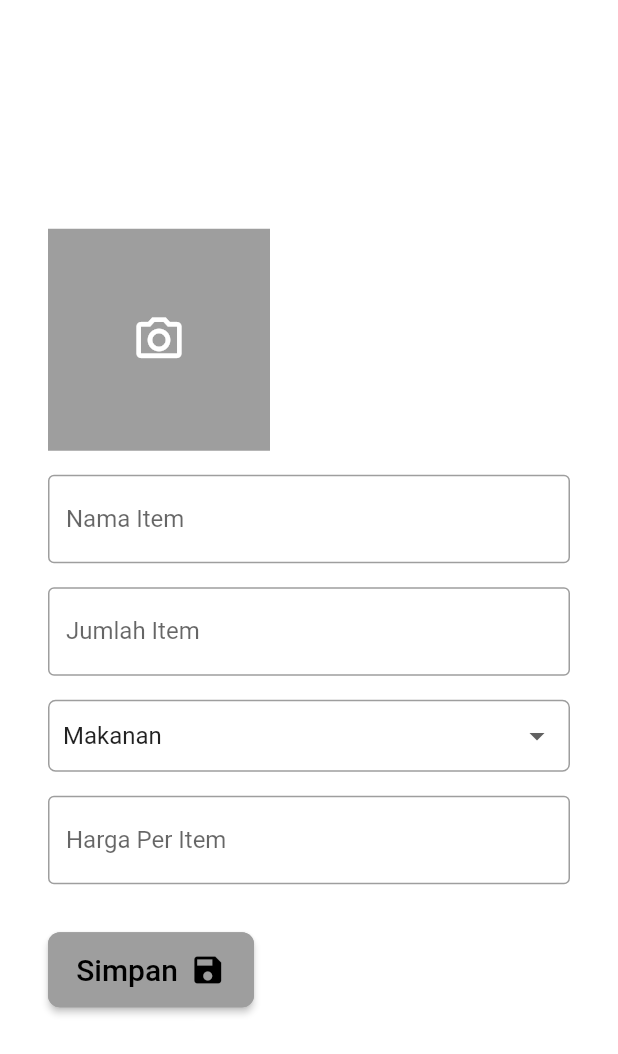
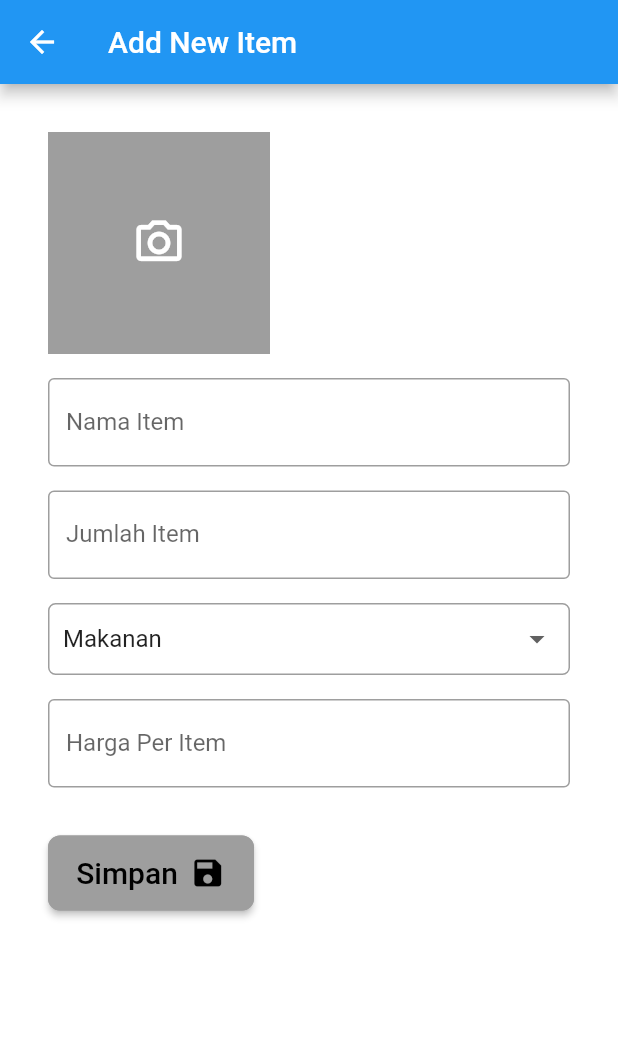
Before and after one commit to hafizhfr/stock_management_flutter, a Flutter app: the screen it shows after launch, after a tap on the "add circle outline" icon, on a phone screen of 412 x 824 dp. Shown: the top 1054 px of the screen. Run offline on Flutter 3.47's test engine with Material 2 defaults, Android fonts, the phone set to English and light mode, and no system bars; our stand-ins replace firebase_auth, firebase_core, image_picker; accounts and stored records are empty.

Commit message:
clean code, add package, card widget, dropdown widget, and all item screen

```diff
--- a/lib/main.dart
+++ b/lib/main.dart
@@ -1,9 +1,9 @@
 import 'package:firebase_core/firebase_core.dart';
 import 'package:flutter/material.dart';
-import 'package:stock_management_flutter/widgets/dashboard_screen.dart';
-import 'package:stock_management_flutter/widgets/history.dart';
-import 'package:stock_management_flutter/widgets/login_screen.dart';
-import 'package:stock_management_flutter/widgets/register_screen.dart';
+import 'package:stock_management_flutter/page/dashboard_screen.dart';
+import 'package:stock_management_flutter/page/history.dart';
+import 'package:stock_management_flutter/page/login_screen.dart';
+import 'package:stock_management_flutter/page/register_screen.dart';
 
 void main() async {
   WidgetsFlutterBinding.ensureInitialized();
@@ -36,7 +36,7 @@ class MyHomePage extends StatefulWidget {
 
 class _MyHomePageState extends State<MyHomePage> {
   int currentIndex = 0;
-  final screens = [DashBoardScreen(), HistoryScreen(), LoginScreen()];
+  final screens = [DashBoardScreen(), HistoryScreen(), RegisterScreen()];
   @override
   Widget build(BuildContext context) {
     return Scaffold(
@@ -46,25 +46,23 @@ class _MyHomePageState extends State<MyHomePage> {
         currentIndex: 0,
         showSelectedLabels: false,
         showUnselectedLabels: false,
+        iconSize: 36,
         items: [
           BottomNavigationBarItem(
               icon: new Icon(
                 Icons.home,
-                size: 36,
                 color: Colors.amber,
               ),
               label: "Home"),
           BottomNavigationBarItem(
               icon: new Icon(
                 Icons.history,
-                size: 36,
                 color: Colors.amber,
               ),
               label: "History"),
           BottomNavigationBarItem(
               icon: new Icon(
                 Icons.account_circle_rounded,
-                size: 36,
                 color: Colors.amber,
               ),
               label: "Profile")
--- a/lib/widgets/add_item_screen.dart
+++ b/lib/page/add_item_screen.dart
@@ -3,7 +3,8 @@ import 'dart:io';
 import 'package:flutter/cupertino.dart';
 import 'package:flutter/material.dart';
 import 'package:image_picker/image_picker.dart';
-import 'package:stock_management_flutter/widgets/dashboard_screen.dart';
+import 'package:stock_management_flutter/page/dashboard_screen.dart';
+import 'package:stock_management_flutter/widgets/dropdown_widget.dart';
 
 class AddItemScreen extends StatefulWidget {
   @override
@@ -12,7 +13,6 @@ class AddItemScreen extends StatefulWidget {
 
 class _AddItemScreen extends State<AddItemScreen> {
   File _image;
-  String _dropDownValue = "Makanan";
   final itemNameController = TextEditingController();
   final itemCountController = TextEditingController();
   final itemPriceController = TextEditingController();
@@ -24,6 +24,9 @@ class _AddItemScreen extends State<AddItemScreen> {
     final double itemWidth = size.width;
 
     return Scaffold(
+        appBar: AppBar(
+          title: Text("Add New Item"),
+        ),
         resizeToAvoidBottomInset: false,
         backgroundColor: Colors.white,
         body: SafeArea(
@@ -31,7 +34,7 @@ class _AddItemScreen extends State<AddItemScreen> {
             padding: const EdgeInsets.all(32),
             child: Column(
               crossAxisAlignment: CrossAxisAlignment.start,
-              mainAxisAlignment: MainAxisAlignment.center,
+              mainAxisAlignment: MainAxisAlignment.start,
               children: <Widget>[
                 Flexible(
                   flex: 3,
@@ -72,61 +75,7 @@ class _AddItemScreen extends State<AddItemScreen> {
                 SizedBox(
                   height: 16,
                 ),
-                Flexible(
-                    child: Container(
-                  child: InputDecorator(
-                    decoration: InputDecoration(
-                      border: OutlineInputBorder(borderRadius: BorderRadius.circular(5.0)),
-                      contentPadding: EdgeInsets.all(10),
-                    ),
-                    child: DropdownButtonHideUnderline(
-                      child: DropdownButton<String>(
-                        value: _dropDownValue,
-                        isDense: true,
-                        isExpanded: true,
-                        items: [
-                          DropdownMenuItem(
-                            child: Text("Makanan"),
-                            value: "Makanan",
-                          ),
-                          DropdownMenuItem(
-                            child: Text("Alat Tulis"),
-                            value: "Alat Tulis",
-                          ),
-                          DropdownMenuItem(
-                            child: Text("Pakaian"),
-                            value: "Pakaian",
-                          ),
-                          DropdownMenuItem(
-                            child: Text("Minuman"),
-                            value: "Minuman",
-                          ),
-                          DropdownMenuItem(
-                            child: Text("Obat-obatan"),
-                            value: "Obat-obatan",
-                          ),
-                          DropdownMenuItem(
-                            child: Text("Peralatan Mandi"),
-                            value: "Peralatan Mandi",
-                          ),
-                          DropdownMenuItem(
-                            child: Text("Keperluan Bayi"),
-                            value: "Keperluan Bayi",
-                          ),
-                          DropdownMenuItem(
-                            child: Text("Lain-lain"),
-                            value: "Dan lain-lain",
-                          )
-                        ],
-                        onChanged: (newValue) {
-                          _dropDownValue = newValue;
-                          setState(() {
-                          });
-                        },
-                      ),
-                    ),
-                  ),
-                )),
+                Flexible(child: dropDown()),
                 SizedBox(
                   height: 8,
                 ),
@@ -205,4 +154,6 @@ class _AddItemScreen extends State<AddItemScreen> {
     itemPriceController.dispose();
     super.dispose();
   }
+
+  Widget dropDown() => DropDownWidget();
 }
--- a/lib/widgets/dashboard_screen.dart
+++ b/lib/page/dashboard_screen.dart
@@ -1,8 +1,10 @@
 import 'package:flutter/cupertino.dart';
 import 'package:flutter/material.dart';
-import 'package:stock_management_flutter/widgets/add_item_screen.dart';
-import 'package:stock_management_flutter/widgets/login_screen.dart';
-import 'package:stock_management_flutter/widgets/register_screen.dart';
+import 'package:stock_management_flutter/page/add_item_screen.dart';
+import 'package:stock_management_flutter/page/all_item_screen.dart';
+import 'package:stock_management_flutter/page/login_screen.dart';
+import 'package:stock_management_flutter/page/register_screen.dart';
+import 'package:stock_management_flutter/widgets/card_product_widget.dart';
 
 var fontFamily = 'Poppins';
 Color a = Color(0xff25C266);
@@ -228,7 +230,7 @@ class DashboardScreenMobile extends StatelessWidget {
                                         alignment: Alignment.center,
                                         onPressed: () {}),
                                     Text(
-                                      "Add Item",
+                                      "Sell",
                                       style: TextStyle(fontSize: 16),
                                     )
                                   ],
@@ -257,7 +259,7 @@ class DashboardScreenMobile extends StatelessWidget {
                                         alignment: Alignment.center,
                                         onPressed: () {}),
                                     Text(
-                                      "Add Item",
+                                      "Low Stock",
                                       style: TextStyle(fontSize: 16),
                                     )
                                   ],
@@ -279,7 +281,11 @@ class DashboardScreenMobile extends StatelessWidget {
                               fontWeight: FontWeight.bold, fontSize: 18),
                         ),
                         TextButton(
-                            onPressed: () {},
+                            onPressed: () {
+                              Navigator.push(context, MaterialPageRoute(builder: (context){
+                                return AllItemScreen();
+                              }));
+                            },
                             child: Text(
                               "View All",
                               style: TextStyle(fontSize: 18),
@@ -296,49 +302,7 @@ class DashboardScreenMobile extends StatelessWidget {
                         physics: ScrollPhysics(),
                         scrollDirection: Axis.vertical,
                         children: [
-                          Card(
-                              elevation: 1.5,
-                              color: Colors.white,
-                              child: Container(
-                                  padding: EdgeInsets.symmetric(
-                                      vertical: 16, horizontal: 16),
-                                  child: Row(
-                                    children: <Widget>[
-                                      Expanded(
-                                          flex: 1,
-                                          child: Image.asset(
-                                            'images/signup_illustration.jpg',
-                                            height: 48,
-                                            width: 48,
-                                          )),
-                                      SizedBox(
-                                        width: 8,
-                                      ),
-                                      Expanded(
-                                          flex: 4,
-                                          child: Column(
-                                            crossAxisAlignment:
-                                                CrossAxisAlignment.start,
-                                            children: <Widget>[
-                                              Text(
-                                                "Product Name",
-                                                style: TextStyle(fontSize: 14),
-                                                textAlign: TextAlign.start,
-                                              ),
-                                              Text(
-                                                "Price",
-                                                style: TextStyle(fontSize: 14),
-                                                textAlign: TextAlign.start,
-                                              ),
-                                              Text(
-                                                "Stock",
-                                                style: TextStyle(fontSize: 14),
-                                                textAlign: TextAlign.start,
-                                              ),
-                                            ],
-                                          ))
-                                    ],
-                                  )))
+                          productCard()
                         ],
                       ),
                     )
@@ -351,4 +315,5 @@ class DashboardScreenMobile extends StatelessWidget {
       ),
     );
   }
+  Widget productCard() => ProductCardWidget();
 }
--- a/lib/widgets/history.dart
+++ b/lib/page/history.dart
@@ -16,7 +16,7 @@ class _HistoryScreenState extends State<HistoryScreen> {
       ),
       body: SingleChildScrollView(
         child: Container(
-          padding: EdgeInsets.symmetric(horizontal: 40),
+          padding: EdgeInsets.symmetric(horizontal: 16),
           height: MediaQuery.of(context).size.height,
           width: double.infinity,
           child: ListView.builder(
--- a/lib/widgets/register_screen.dart
+++ b/lib/page/register_screen.dart
@@ -1,9 +1,9 @@
 import 'package:flutter/cupertino.dart';
 import 'package:flutter/material.dart';
 import 'package:firebase_auth/firebase_auth.dart';
-import 'package:stock_management_flutter/auth_services.dart';
-import 'package:stock_management_flutter/widgets/history.dart';
-import 'package:stock_management_flutter/widgets/login_screen.dart';
+import 'package:stock_management_flutter/firebase_config/auth_services.dart';
+import 'package:stock_management_flutter/page/history.dart';
+import 'package:stock_management_flutter/page/login_screen.dart';
 
 var fontFamily = 'Poppins';
 Color a = Colors.grey;
--- /dev/null
+++ b/lib/widgets/card_product_widget.dart
@@ -0,0 +1,56 @@
+import 'package:flutter/cupertino.dart';
+import 'package:flutter/material.dart';
+
+class ProductCardWidget extends StatefulWidget {
+  @override
+  _ProductCardWidget createState() => _ProductCardWidget();
+}
+
+class _ProductCardWidget extends State<ProductCardWidget> {
+  @override
+  Widget build(BuildContext context) {
+    return Container(
+      child: Card(
+          elevation: 1.5,
+          color: Colors.white,
+          child: Container(
+              padding: EdgeInsets.symmetric(vertical: 16, horizontal: 16),
+              child: Row(
+                children: <Widget>[
+                  Expanded(
+                      flex: 1,
+                      child: Image.asset(
+                        'images/signup_illustration.jpg',
+                        height: 48,
+                        width: 48,
+                      )),
+                  SizedBox(
+                    width: 8,
+                  ),
+                  Expanded(
+                      flex: 4,
+                      child: Column(
+                        crossAxisAlignment: CrossAxisAlignment.start,
+                        children: <Widget>[
+                          Text(
+                            "Product Name",
+                            style: TextStyle(fontSize: 14),
+                            textAlign: TextAlign.start,
+                          ),
+                          Text(
+                            "Price",
+                            style: TextStyle(fontSize: 14),
+                            textAlign: TextAlign.start,
+                          ),
+                          Text(
+                            "Stock",
+                            style: TextStyle(fontSize: 14),
+                            textAlign: TextAlign.start,
+                          ),
+                        ],
+                      ))
+                ],
+              ))),
+    );
+  }
+}
--- /dev/null
+++ b/lib/widgets/dropdown_widget.dart
@@ -0,0 +1,69 @@
+import 'package:flutter/cupertino.dart';
+import 'package:flutter/material.dart';
+
+class DropDownWidget extends StatefulWidget{
+
+  @override
+  _DropDownWidget createState() => _DropDownWidget();
+}
+
+class _DropDownWidget extends State<DropDownWidget>{
+  String _dropDownValue = "Makanan";
+  @override
+  Widget build(BuildContext context){
+    return Container(
+      child: InputDecorator(
+        decoration: InputDecoration(
+          border: OutlineInputBorder(
+              borderRadius: BorderRadius.circular(5.0)),
+          contentPadding: EdgeInsets.all(10),
+        ),
+        child: DropdownButtonHideUnderline(
+          child: DropdownButton<String>(
+            value: _dropDownValue,
+            isDense: true,
+            isExpanded: true,
+            items: [
+              DropdownMenuItem(
+                child: Text("Makanan"),
+                value: "Makanan",
+              ),
+              DropdownMenuItem(
+                child: Text("Alat Tulis"),
+                value: "Alat Tulis",
+              ),
+              DropdownMenuItem(
+                child: Text("Pakaian"),
+                value: "Pakaian",
+              ),
+              DropdownMenuItem(
+                child: Text("Minuman"),
+                value: "Minuman",
+              ),
+              DropdownMenuItem(
+                child: Text("Obat-obatan"),
+                value: "Obat-obatan",
+              ),
+              DropdownMenuItem(
+                child: Text("Peralatan Mandi"),
+                value: "Peralatan Mandi",
+              ),
+              DropdownMenuItem(
+                child: Text("Keperluan Bayi"),
+                value: "Keperluan Bayi",
+              ),
+              DropdownMenuItem(
+                child: Text("Lain-lain"),
+                value: "Dan lain-lain",
+              )
+            ],
+            onChanged: (newValue) {
+              _dropDownValue = newValue;
+              setState(() {});
+            },
+          ),
+        ),
+      ),
+    );
+  }
+}
--- a/pubspec.yaml
+++ b/pubspec.yaml
@@ -30,6 +30,7 @@ dependencies:
   firebase_auth: ^3.0.1
   cloud_firestore: ^2.4.0
   image_picker: ^0.8.2
+  dio: 1.0.0
 
 dev_dependencies:
   flutter_test:
```
Also changed, not shown: lib/page/all_item_screen.dart (added, +70 -0 lines), lib/page/login_screen.dart (renamed from lib/widgets/login_screen.dart, +18 -3 lines), lib/firebase_config/auth_services.dart (renamed from lib/auth_services.dart), pubspec.lock, 1 other file.
